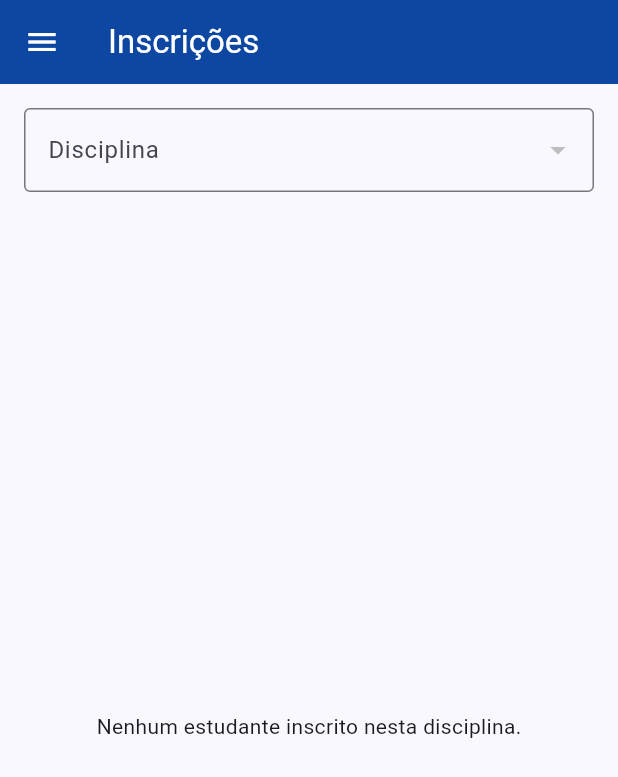
After one commit to LukangaLanga/TP2_PDM, a Flutter app: the InscricoesTela screen opened directly, on a phone screen of 412 x 824 dp. The commit adds this screen. Shown: the top 777 px of the screen. Run offline on Flutter 3.47's test engine with Material 3 defaults, Android fonts, the phone set to English and light mode, and no system bars; our stand-ins replace sqflite, sqflite_common_ffi; accounts and stored records are empty.

Commit message:
Primeiro Commit

```diff
--- a/lib/telas/drawer_principal.dart
+++ b/lib/telas/drawer_principal.dart
@@ -2,6 +2,7 @@ import 'package:flutter/material.dart';
 import 'tela_inicial.dart';
 import 'estudantes/estudantes_tela.dart';
 import 'disciplinas/disciplinas_tela.dart';
+import 'inscricoes/inscricoes_tela.dart';
 import 'avaliacoes/avaliacoes_tela.dart';
 import 'notas/notas_tela.dart';
 
@@ -50,6 +51,11 @@ class DrawerPrincipal extends StatelessWidget {
             destino: const DisciplinasTela(),
           ),
           _ItemDrawer(
+            icone: Icons.how_to_reg,
+            titulo: 'Inscrições',
+            destino: const InscricoesTela(),
+          ),
+          _ItemDrawer(
             icone: Icons.assignment,
             titulo: 'Avaliações',
             destino: const AvaliacoesTela(),
--- /dev/null
+++ b/lib/telas/inscricoes/inscricoes_tela.dart
@@ -0,0 +1,126 @@
+import 'package:flutter/material.dart';
+import '../../base_dados/locator.dart';
+import '../../modelos/disciplina.dart';
+import '../../modelos/estudante.dart';
+import '../../modelos/inscricao.dart';
+import '../drawer_principal.dart';
+import 'lista_inscricoes.dart';
+import 'formulario_inscricao.dart';
+
+class InscricoesTela extends StatefulWidget {
+  const InscricoesTela({super.key});
+
+  @override
+  State<InscricoesTela> createState() => _InscricoesTelaState();
+}
+
+class _InscricoesTelaState extends State<InscricoesTela> {
+  List<Disciplina> _disciplinas           = [];
+  List<Estudante>  _estudantes            = [];
+  List<Inscricao>  _inscricoes            = [];
+  Disciplina?      _disciplinaSelecionada;
+
+  @override
+  void initState() {
+    super.initState();
+    _carregarInicial();
+  }
+
+  Future<void> _carregarInicial() async {
+    final disciplinas = await Locator.disciplina.listarTodos();
+    final estudantes  = await Locator.estudante.listarTodos();
+    setState(() {
+      _disciplinas = disciplinas;
+      _estudantes  = estudantes;
+      if (disciplinas.isNotEmpty) _disciplinaSelecionada = disciplinas.first;
+    });
+    await _carregarInscricoes();
+  }
+
+  Future<void> _carregarInscricoes() async {
+    if (_disciplinaSelecionada == null) return;
+    final inscricoes = await Locator.inscricao.listarPorDisciplina(_disciplinaSelecionada!.id!);
+    setState(() => _inscricoes = inscricoes);
+  }
+
+  Future<void> _inscrever(Estudante estudante) async {
+    await Locator.inscricao.inscrever(estudante.id!, _disciplinaSelecionada!.id!);
+    await _carregarInscricoes();
+  }
+
+  Future<void> _remover(Inscricao inscricao) async {
+    await Locator.inscricao.remover(inscricao.id!);
+    await _carregarInscricoes();
+  }
+
+  List<Estudante> get _estudantesDisponiveis {
+    final inscritos = _inscricoes.map((i) => i.estudanteId).toSet();
+    return _estudantes.where((e) => !inscritos.contains(e.id)).toList();
+  }
+
+  void _abrirFormulario() {
+    final disponiveis = _estudantesDisponiveis;
+    if (disponiveis.isEmpty) {
+      ScaffoldMessenger.of(context).showSnackBar(
+        const SnackBar(content: Text('Todos os estudantes já estão inscritos nesta disciplina.')),
+      );
+      return;
+    }
+    showModalBottomSheet(
+      context: context,
+      isScrollControlled: true,
+      builder: (_) => FormularioInscricao(
+        disciplina:            _disciplinaSelecionada!,
+        estudantesDisponiveis: disponiveis,
+        onInscrever:           _inscrever,
+      ),
+    );
+  }
+
+  @override
+  Widget build(BuildContext context) {
+    return Scaffold(
+      appBar: AppBar(
+        title: const Text('Inscrições'),
+        backgroundColor: Colors.blue[900],
+        foregroundColor: Colors.white,
+      ),
+      drawer: const DrawerPrincipal(),
+      body: Column(
+        children: [
+          Padding(
+            padding: const EdgeInsets.all(16),
+            child: DropdownButtonFormField<Disciplina>(
+              value: _disciplinaSelecionada,
+              decoration: const InputDecoration(
+                labelText: 'Disciplina',
+                border: OutlineInputBorder(),
+              ),
+              items: _disciplinas.map((d) {
+                return DropdownMenuItem(value: d, child: Text(d.nome));
+              }).toList(),
+              onChanged: (d) {
+                setState(() => _disciplinaSelecionada = d);
+                _carregarInscricoes();
+              },
+            ),
+          ),
+          Expanded(
+            child: ListaInscricoes(
+              inscricoes: _inscricoes,
+              estudantes: _estudantes,
+              onRemover:  _remover,
+            ),
+          ),
+        ],
+      ),
+      floatingActionButton: _disciplinaSelecionada != null
+          ? FloatingActionButton(
+              backgroundColor: Colors.blue[900],
+              onPressed: _abrirFormulario,
+              child: const Icon(Icons.person_add, color: Colors.white),
+            )
+          : null,
+    );
+  }
+}
--- /dev/null
+++ b/lib/telas/inscricoes/lista_inscricoes.dart
@@ -0,0 +1,46 @@
+import 'package:flutter/material.dart';
+import '../../modelos/inscricao.dart';
+import '../../modelos/estudante.dart';
+
+class ListaInscricoes extends StatelessWidget {
+  final List<Inscricao> inscricoes;
+  final List<Estudante> estudantes;
+  final Function(Inscricao) onRemover;
+
+  const ListaInscricoes({
+    super.key,
+    required this.inscricoes,
+    required this.estudantes,
+    required this.onRemover,
+  });
+
+  String _nomeEstudante(Inscricao i) {
+    final matches = estudantes.where((e) => e.id == i.estudanteId);
+    return matches.isEmpty ? 'Desconhecido' : matches.first.nome;
+  }
+
+  @override
+  Widget build(BuildContext context) {
+    if (inscricoes.isEmpty) {
+      return const Center(child: Text('Nenhum estudante inscrito nesta disciplina.'));
+    }
+    return ListView.builder(
+      itemCount: inscricoes.length,
+      itemBuilder: (context, index) {
+        final i = inscricoes[index];
+        return Card(
+          margin: const EdgeInsets.symmetric(horizontal: 16, vertical: 6),
+          child: ListTile(
+            leading: Icon(Icons.person, color: Colors.blue[900]),
+            title: Text(_nomeEstudante(i)),
+            subtitle: Text('Inscrito em: ${i.dataInscricao.substring(0, 10)}'),
+            trailing: IconButton(
+              icon: const Icon(Icons.remove_circle, color: Colors.red),
+              onPressed: () => onRemover(i),
+            ),
+          ),
+        );
+      },
+    );
+  }
+}
```
Also changed, not shown: lib/telas/inscricoes/formulario_inscricao.dart (added, +58 -0 lines), .claude/settings.local.json (added).
